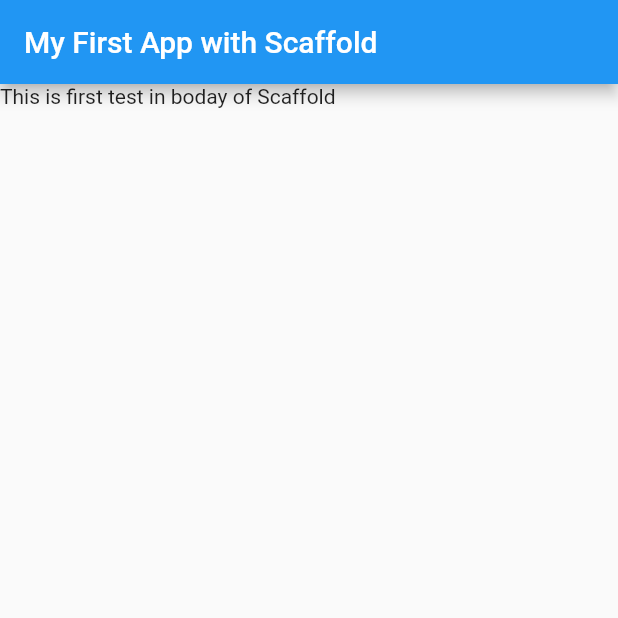
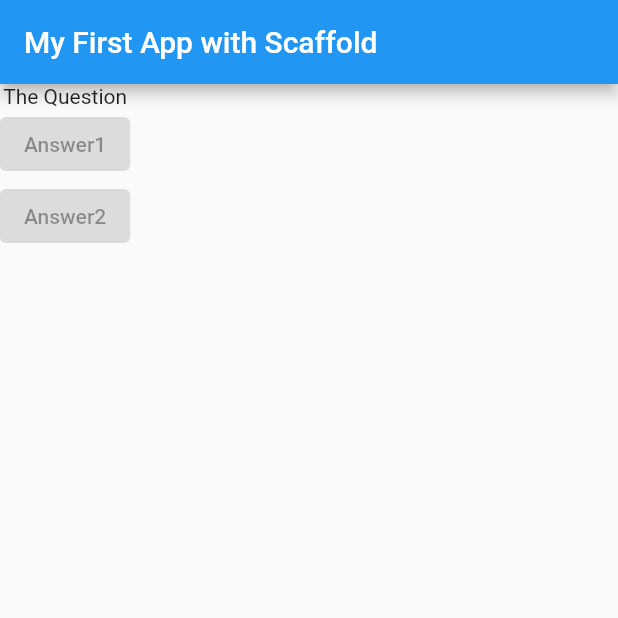
Before and after one commit to kali-dass/flutter_my_app_v2, a Flutter app: the screen it shows after launch, on a phone screen of 412 x 824 dp, the top half of it. Run offline on Flutter 3.47's test engine with Material 2 defaults, Android fonts, the phone set to English and light mode, and no system bars.

Commit message:
Column widget with child and ElevatedButton

```diff
--- a/lib/main.dart
+++ b/lib/main.dart
@@ -14,7 +14,13 @@ class MyApp extends StatelessWidget {
         appBar: AppBar(
           title: Text('My First App with Scaffold'),
         ),
-        body: Text('This is first test in boday of Scaffold'),
+        body: Column(
+          children: [
+            Text('The Question'),
+            ElevatedButton(onPressed: null, child: Text('Answer1')),
+            ElevatedButton(onPressed: null, child: Text('Answer2')),
+          ],
+        ),
       ),
     );
   }
```
